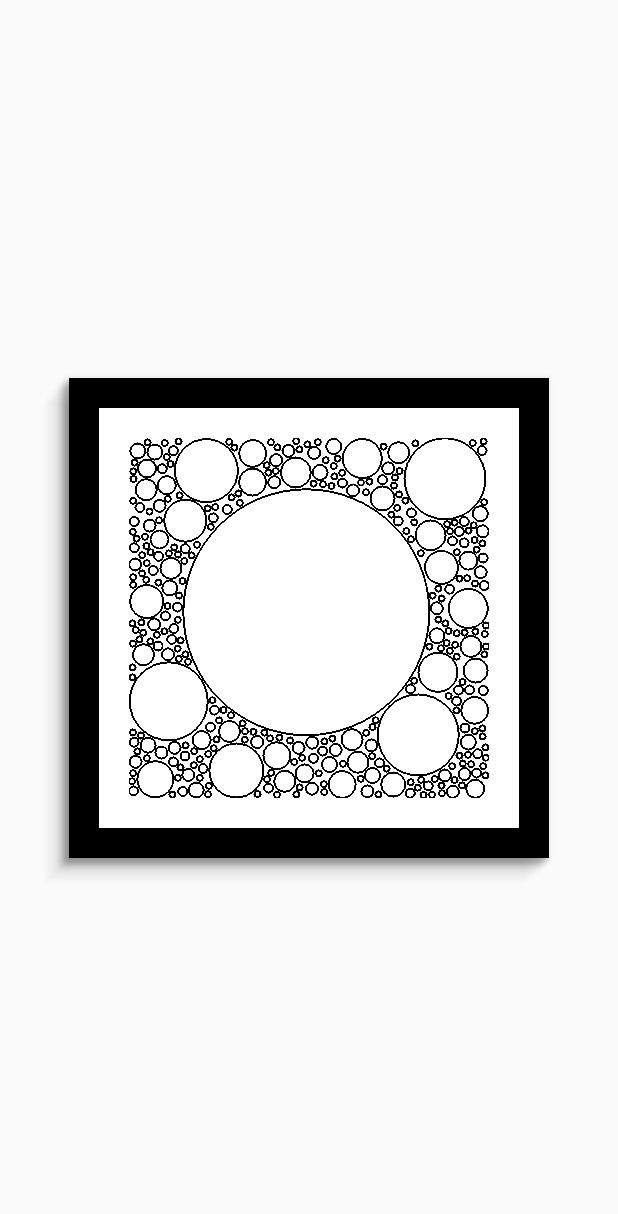
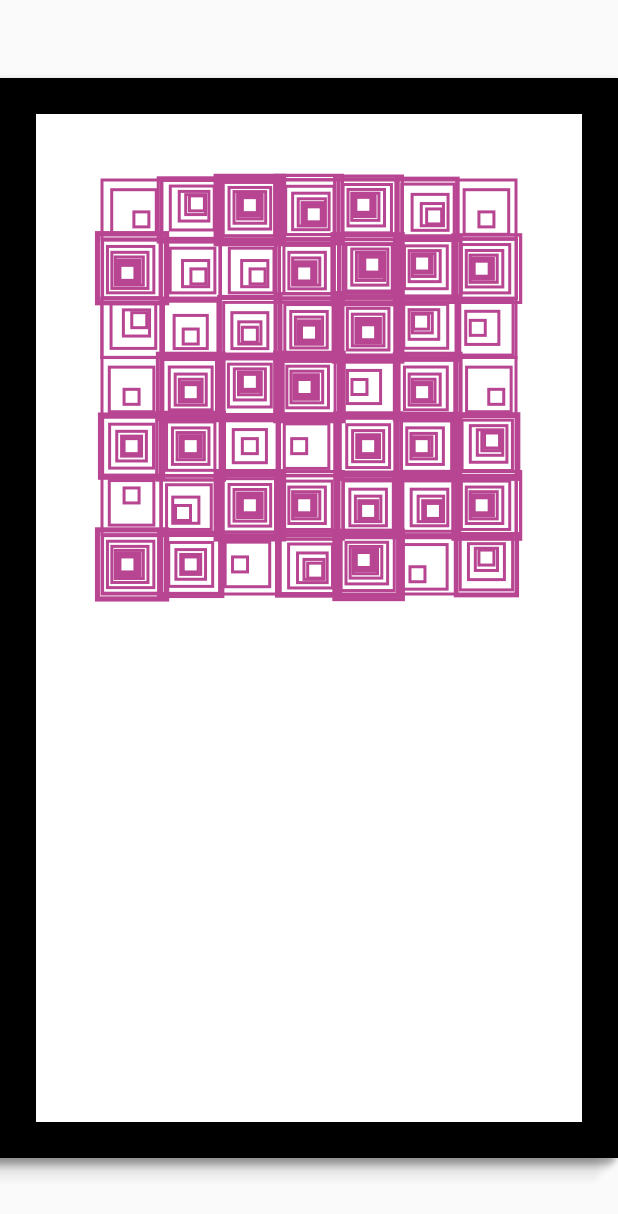
Before and after one commit to xrr2016/flutter-generative-artistry, a Flutter app: the screen it shows after launch, on a phone screen of 412 x 824 dp. Shown: the top 1214 px of the screen. Run offline on Flutter 3.47's test engine with Material 2 defaults, Android fonts, the phone set to English and light mode, and no system bars.

Commit message:
feat: hypnotic squares

```diff
--- a/lib/graphs/joy_division.dart
+++ b/lib/graphs/joy_division.dart
@@ -54,8 +54,8 @@ class JoyDivisionPainter extends CustomPainter {
         Point p2 = lines[i + 1][j + 1];
         Offset o2 = Offset(p2.x, p1.y);
 
-        print('p1: (${p1.x}, ${p1.y})');
-        print('p2: (${p2.x}, ${p2.y})');
+        // print('p1: (${p1.x}, ${p1.y})');
+        // print('p2: (${p2.x}, ${p2.y})');
 
         canvas.drawLine(o1, o2, paint);
       }
--- a/lib/main.dart
+++ b/lib/main.dart
@@ -3,9 +3,14 @@ import 'package:flutter_generative_artistry/graphs/circle_packing.dart';
 import 'package:flutter_generative_artistry/graphs/triangular_mesh.dart';
 import 'package:flutter_generative_artistry/models/particle.dart';
 import 'package:flutter_generative_artistry/pages/circle_packing_page.dart';
+import 'package:flutter_generative_artistry/pages/joy_division_page.dart';
+import 'package:flutter_generative_artistry/pages/piet_mondrian_page.dart';
+import 'package:flutter_generative_artistry/pages/tiled_lines_page.dart';
 import 'package:flutter_generative_artistry/pages/triangular_mesh_page.dart';
 
 import 'arts/particles2.dart';
+import 'arts/recursive_mesh.dart';
+import 'pages/hypnotic_squares_page.dart';
 
 void main() => runApp(MyApp());
 
@@ -15,7 +20,7 @@ class MyApp extends StatelessWidget {
     return MaterialApp(
       debugShowCheckedModeBanner: false,
       title: 'Generative Artistry',
-      home: CirclePackingPage(),
+      home: HypnoticSquaresPage(),
     );
   }
 }
--- /dev/null
+++ b/lib/pages/hypnotic_squares_page.dart
@@ -0,0 +1,16 @@
+import 'package:flutter/material.dart';
+import 'package:flutter_generative_artistry/graphs/hypnotic_squares.dart';
+import 'package:flutter_generative_artistry/widgets/photo_frame.dart';
+
+class HypnoticSquaresPage extends StatelessWidget {
+  @override
+  Widget build(BuildContext context) {
+    return Scaffold(
+      body: Center(
+        child: PhotoFrame(
+          child: HypnoticSquares(),
+        ),
+      ),
+    );
+  }
+}
--- a/lib/widgets/photo_frame.dart
+++ b/lib/widgets/photo_frame.dart
@@ -2,8 +2,14 @@ import 'package:flutter/material.dart';
 
 class PhotoFrame extends StatelessWidget {
   final Widget child;
+  final double width;
+  final double height;
 
-  const PhotoFrame({this.child});
+  const PhotoFrame({
+    this.child,
+    this.width = 720.0,
+    this.height = 720.0,
+  });
 
   @override
   Widget build(BuildContext context) {
@@ -25,20 +31,15 @@ class PhotoFrame extends StatelessWidget {
     }
 
     return Container(
-      width: 320.0,
-      height: 320.0,
-      padding: const EdgeInsets.all(20.0),
+      width: width,
+      height: height,
+      padding: const EdgeInsets.all(40.0),
       decoration: BoxDecoration(
+        boxShadow: shadows,
         color: Colors.white,
-        border: Border.all(color: Colors.black, width: 20.0),
-        boxShadow: shadows,
+        border: Border.all(color: Colors.black, width: 24.0),
       ),
-      clipBehavior: Clip.hardEdge,
-      child: Container(
-        decoration: BoxDecoration(),
-        clipBehavior: Clip.antiAlias,
-        child: child,
-      ),
+      child: child,
     );
   }
 }
```
Also changed, not shown: lib/arts/recursive_mesh.dart (added, +96 -0 lines), lib/graphs/hypnotic_squares.dart (added, +92 -0 lines), lib/graphs/piet_mondrian.dart (+2 -8 lines).
